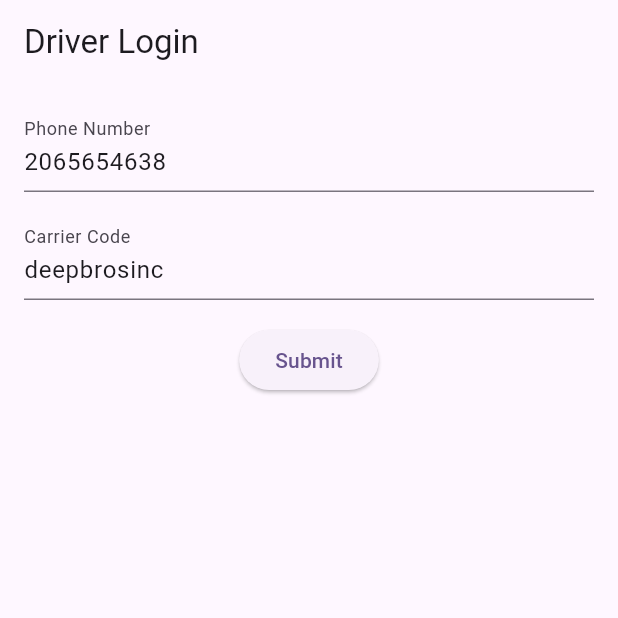
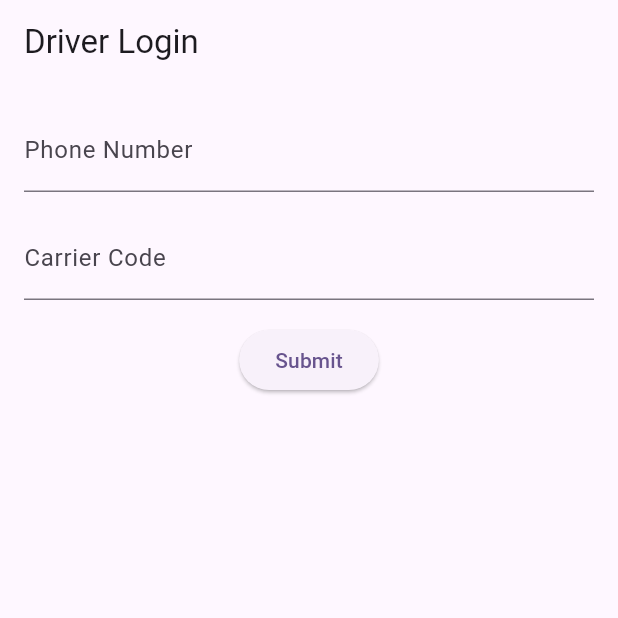
Before and after one commit to mannybatth/carrier-nest-flutter, a Flutter app: the screen it shows after launch, on a phone screen of 412 x 824 dp, the top half of it. Run offline on Flutter 3.47's test engine with Material 2 defaults, Android fonts, the phone set to English and light mode, and no system bars; our stand-ins replace cookie_jar, dio, dio_cookie_manager, shared_preferences; network calls fail.

Commit message:
remove hardcoded values

```diff
--- a/lib/pages/driver_login.dart
+++ b/lib/pages/driver_login.dart
@@ -23,8 +23,8 @@ class _DriverLoginPageState extends State<DriverLoginPage> {
     // _phoneNumberController.text = '3172245337';
     // _carrierCodeController.text = 'psbexpressinc';
 
-    _phoneNumberController.text = '2065654638';
-    _carrierCodeController.text = 'deepbrosinc';
+    // _phoneNumberController.text = '2065654638';
+    // _carrierCodeController.text = 'deepbrosinc';
   }
 
   Future<void> _requestPin() async {
```
